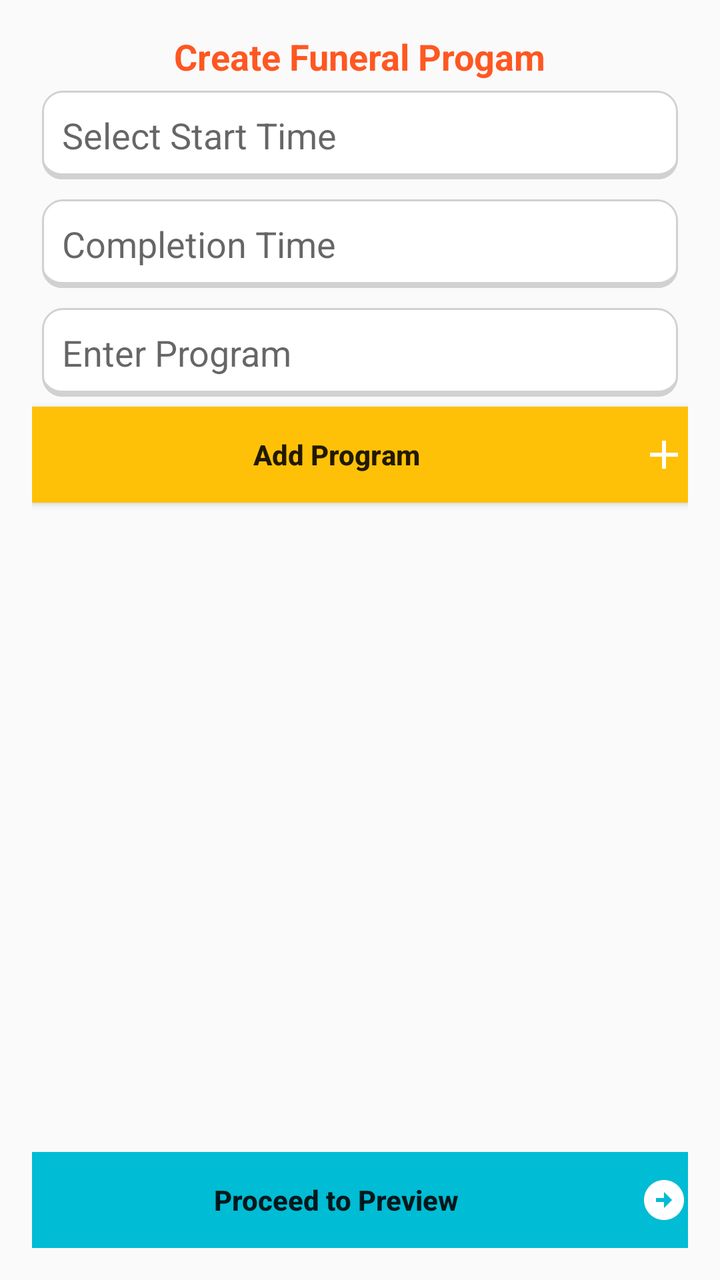
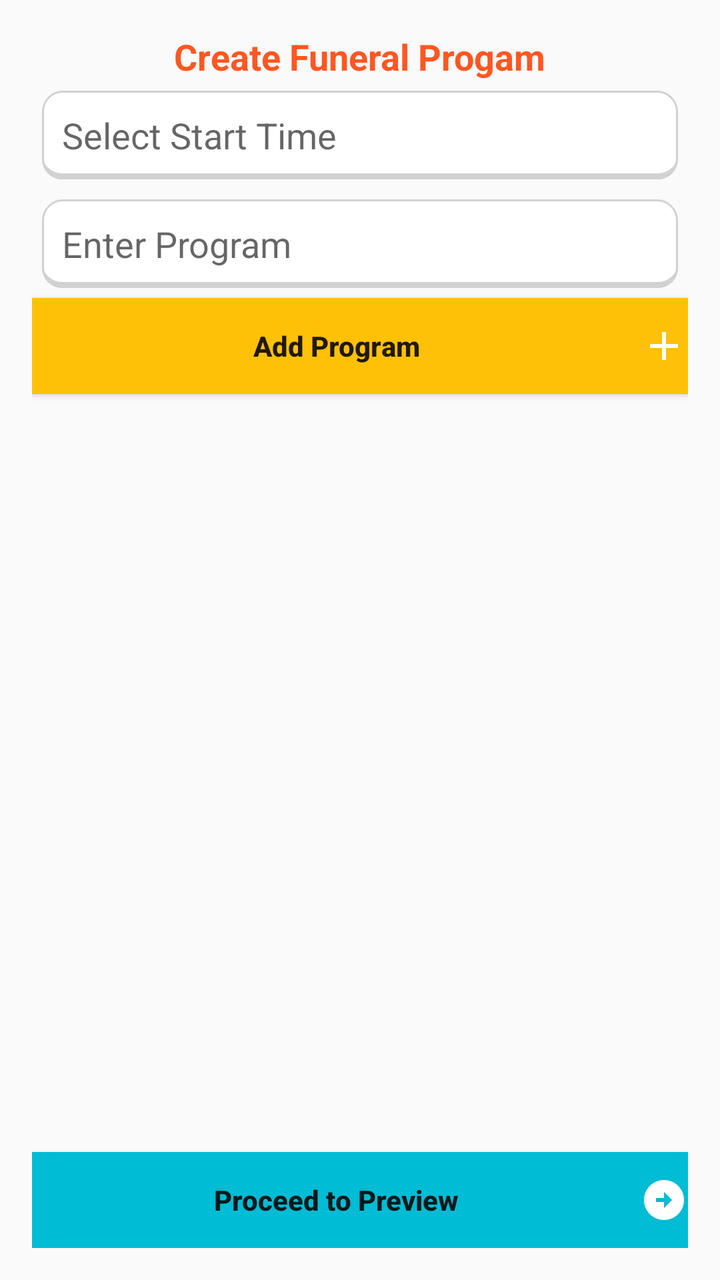

Two renders of the same Android screen: before a commit and after it. Below are the layout's source before the change and the commit's diff.
<!-- AndroidManifest.xml: application theme Theme.Farewell -->
<!-- res/layout/activity_program_set.xml -->
<?xml version="1.0" encoding="utf-8"?>
<LinearLayout xmlns:android="http://schemas.android.com/apk/res/android"
    android:layout_width="match_parent"
    android:layout_height="match_parent"
    android:orientation="vertical"
    android:padding="16dp">

    <TextView
        android:layout_width="wrap_content"
        android:layout_height="wrap_content"
        android:text="Create Funeral Progam"
        android:textColor="#FF5722"
        android:textSize="18dp"
        android:layout_gravity="center"
        android:textStyle="bold"/>

    
    <EditText
        android:id="@+id/StarttimeEditText"
        android:layout_width="match_parent"
        android:layout_height="wrap_content"
        android:hint="Select Start Time"
        android:background="@drawable/background_reference"
        android:padding="10dp"
        android:layout_margin="5dp"
        android:focusable="false" />

    <EditText
        android:id="@+id/CompletiontimeEditText"
        android:layout_width="match_parent"
        android:layout_height="wrap_content"
        android:hint="Completion Time"
        android:background="@drawable/background_reference"
        android:padding="10dp"
        android:layout_margin="5dp"
        android:focusable="false" />

    
    <EditText
        android:id="@+id/actionEditText"
        android:layout_width="match_parent"
        android:layout_height="wrap_content"
        android:layout_margin="5dp"
        android:background="@drawable/background_reference"
        android:padding="10dp"
        android:inputType="textMultiLine"
        android:hint="Enter Program" />

    
    <Button
        android:id="@+id/addButton"
        android:layout_width="match_parent"
        android:layout_height="wrap_content"
        android:background="#FFC107"
        android:inputType="text"
        android:drawableEnd="@drawable/baseline_add_24"
        android:textStyle="bold"
        android:text="Add Program" />

    
    <androidx.recyclerview.widget.RecyclerView
        android:id="@+id/recyclerView"
        android:layout_width="match_parent"
        android:layout_height="0dp"
        android:layout_weight="1"
        android:paddingTop="8dp"/>

    <Button
        android:id="@+id/previewButton"
        android:layout_width="match_parent"
        android:layout_height="wrap_content"
        android:background="#00BCD4"
        android:textStyle="bold"
        android:inputType="text"
        android:drawableEnd="@drawable/arrow_circle_right_24"
        android:text="Proceed to Preview" />
</LinearLayout>
<!-- resources referenced by this layout -->
<resources>
  <!-- drawable arrow_circle_right_24 (drawable) -->
  <vector xmlns:android="http://schemas.android.com/apk/res/android" android:height="24dp" android:tint="#FFFFFF" android:viewportHeight="24" android:viewportWidth="24" android:width="24dp">
        
      <path android:fillColor="@android:color/white" android:pathData="M22,12c0,-5.52 -4.48,-10 -10,-10S2,6.48 2,12c0,5.52 4.48,10 10,10S22,17.52 22,12zM12,13l-4,0v-2l4,0V8l4,4l-4,4V13z"/>
      
  </vector>
  <!-- drawable background_reference (drawable) -->
  <?xml version="1.0" encoding="utf-8"?>
  <layer-list xmlns:android="http://schemas.android.com/apk/res/android">
  
      
      <item android:top="5dp">
          <shape>
              <solid android:color="#D1D1D1" />
              <corners android:radius="10dp" />
          </shape>
      </item>
      
      <item android:bottom="3dp">
          <shape>
              <solid android:color="#FFFFFF" />
              <corners android:radius="10dp" />
          </shape>
      </item>
  
      <item>
          <shape android:shape="rectangle">
              <stroke android:width="1dp"
                  android:color="#D1D1D1" />
              <corners android:radius="10dp" />
          </shape>
      </item>
  
  </layer-list>
  <!-- drawable baseline_add_24 (drawable) -->
  <vector xmlns:android="http://schemas.android.com/apk/res/android" android:height="24dp" android:tint="#FFFFFF" android:viewportHeight="24" android:viewportWidth="24" android:width="24dp">
        
      <path android:fillColor="@android:color/white" android:pathData="M19,13h-6v6h-2v-6H5v-2h6V5h2v6h6v2z"/>
      
  </vector>
  <style name="Theme.Farewell" parent="Theme.AppCompat.Light.DarkActionBar" />
</resources>

<!-- the commit's change to res/layout/activity_program_set.xml (unified diff, before → after) -->
@@ -20,17 +20,7 @@
         android:layout_width="match_parent"
         android:layout_height="wrap_content"
         android:hint="Select Start Time"
-        android:background="@drawable/background_reference"
-        android:padding="10dp"
-        android:layout_margin="5dp"
-        android:focusable="false" />
-
-    <EditText
-        android:id="@+id/CompletiontimeEditText"
-        android:layout_width="match_parent"
-        android:layout_height="wrap_content"
-        android:hint="Completion Time"
-        android:background="@drawable/background_reference"
+        android:background="@drawable/search_bg"
         android:padding="10dp"
         android:layout_margin="5dp"
         android:focusable="false" />
@@ -41,7 +31,7 @@
         android:layout_width="match_parent"
         android:layout_height="wrap_content"
         android:layout_margin="5dp"
-        android:background="@drawable/background_reference"
+        android:background="@drawable/search_bg"
         android:padding="10dp"
         android:inputType="textMultiLine"
         android:hint="Enter Program" />
<!-- resource entries referenced after the edit -->
@@ -6,7 +6,13 @@
       <path android:fillColor="@android:color/white" android:pathData="M22,12c0,-5.52 -4.48,-10 -10,-10S2,6.48 2,12c0,5.52 4.48,10 10,10S22,17.52 22,12zM12,13l-4,0v-2l4,0V8l4,4l-4,4V13z"/>
       
   </vector>
-  <!-- drawable background_reference (drawable) -->
+  <!-- drawable baseline_add_24 (drawable) -->
+  <vector xmlns:android="http://schemas.android.com/apk/res/android" android:height="24dp" android:tint="#FFFFFF" android:viewportHeight="24" android:viewportWidth="24" android:width="24dp">
+        
+      <path android:fillColor="@android:color/white" android:pathData="M19,13h-6v6h-2v-6H5v-2h6V5h2v6h6v2z"/>
+      
+  </vector>
+  <!-- drawable search_bg (drawable) -->
   <?xml version="1.0" encoding="utf-8"?>
   <layer-list xmlns:android="http://schemas.android.com/apk/res/android">
   
@@ -20,7 +26,7 @@
       
       <item android:bottom="3dp">
           <shape>
-              <solid android:color="#FFFFFF" />
+              <solid android:color="@color/white" />
               <corners android:radius="10dp" />
           </shape>
       </item>
@@ -34,12 +40,7 @@
       </item>
   
   </layer-list>
-  <!-- drawable baseline_add_24 (drawable) -->
-  <vector xmlns:android="http://schemas.android.com/apk/res/android" android:height="24dp" android:tint="#FFFFFF" android:viewportHeight="24" android:viewportWidth="24" android:width="24dp">
-        
-      <path android:fillColor="@android:color/white" android:pathData="M19,13h-6v6h-2v-6H5v-2h6V5h2v6h6v2z"/>
-      
-  </vector>
   <style name="Theme.Farewell" parent="Theme.AppCompat.Light.DarkActionBar" />
+  <color name="white">#FFFFFFFF</color>
 </resources>
 
